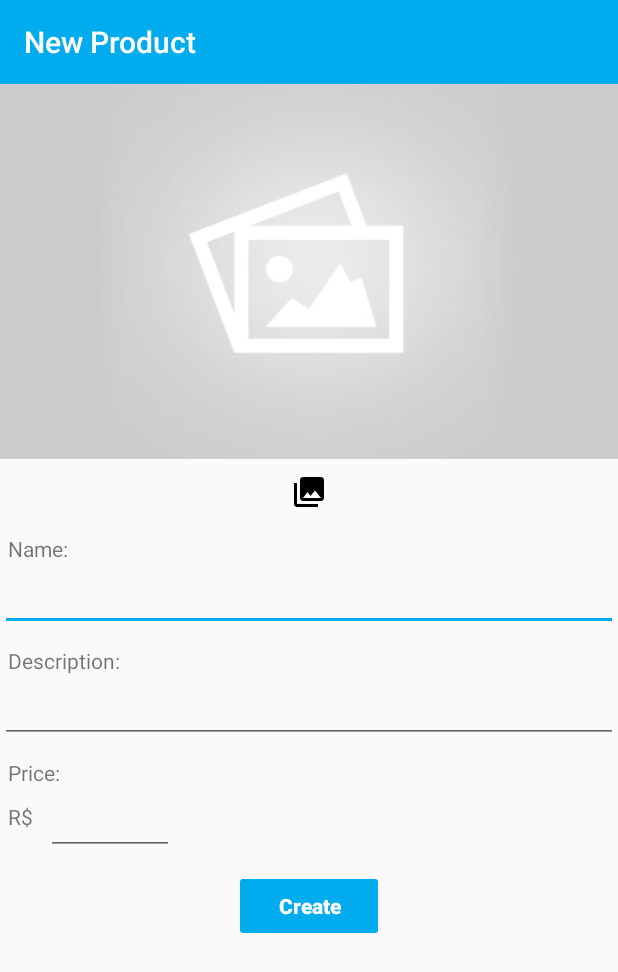
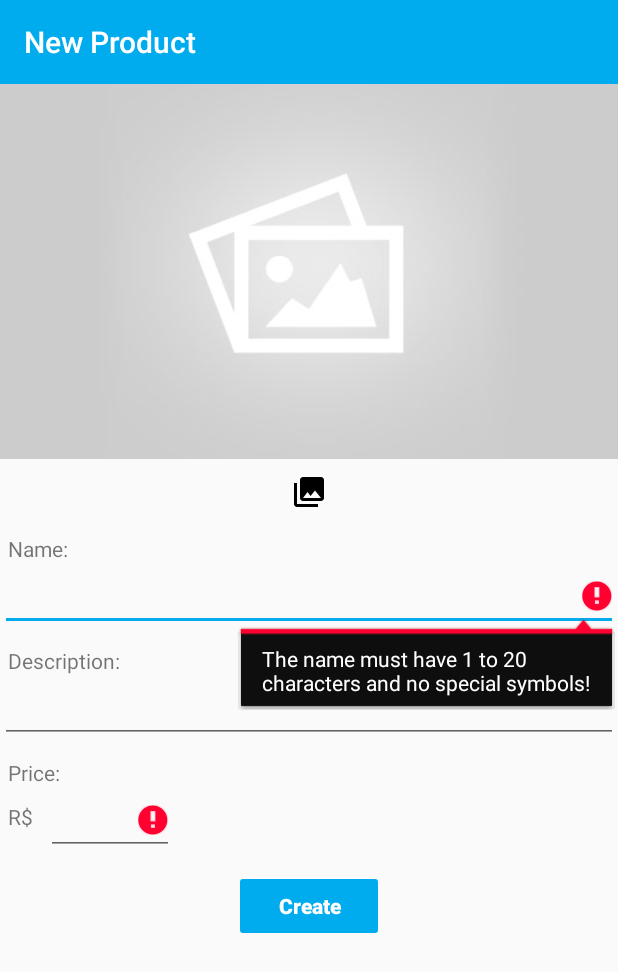
Before and after one commit to Benardi/ISellHere-Client, an Android app: the AddProductActivity screen opened directly, with no data from a screen before it, after a tap on "Create", on a phone screen of 412 x 824 dp. Shown: the top 972 px of the screen. Run offline under Robolectric (Android 15) with nearby library versions, the light colour scheme and no system bars; our stand-ins replace Timber, Volley; 1 statement that could not run was skipped.

Commit message:
Minor changes.

```diff
--- a/app/src/main/java/com/example/grupoes/projetoes/domain/interactors/impl/AddPointInteractorImpl.java
+++ b/app/src/main/java/com/example/grupoes/projetoes/domain/interactors/impl/AddPointInteractorImpl.java
@@ -64,7 +64,7 @@ public class AddPointInteractorImpl extends AbstractInteractor implements AddPoi
                     @Override
                     public void onErrorResponse(VolleyError error) {
                         error.printStackTrace();
-                        notifyError("It is all wrong.");
+                        notifyError("It was not possible to add the point. Try again later.");
                     }
                 });
     }
--- a/app/src/main/java/com/example/grupoes/projetoes/domain/interactors/impl/AddProductInteractorImpl.java
+++ b/app/src/main/java/com/example/grupoes/projetoes/domain/interactors/impl/AddProductInteractorImpl.java
@@ -67,7 +67,7 @@ public class AddProductInteractorImpl extends AbstractInteractor implements AddP
                     @Override
                     public void onErrorResponse(VolleyError error) {
                         error.printStackTrace();
-                        notifyError("It is all wrong.");
+                        notifyError("It was not possible to add the product. Verify your input.");
                     }
                 });
     }
--- a/app/src/main/java/com/example/grupoes/projetoes/domain/interactors/impl/DeletePointInteractorImpl.java
+++ b/app/src/main/java/com/example/grupoes/projetoes/domain/interactors/impl/DeletePointInteractorImpl.java
@@ -67,7 +67,7 @@ public class DeletePointInteractorImpl extends AbstractInteractor implements Del
                     @Override
                     public void onErrorResponse(VolleyError error) {
                         error.printStackTrace();
-                        notifyError("It is all wrong.");
+                        notifyError("It was not possible to delete the point. Try again later.");
                     }
                 });
     }
--- a/app/src/main/java/com/example/grupoes/projetoes/domain/interactors/impl/DeleteProductInteractorImpl.java
+++ b/app/src/main/java/com/example/grupoes/projetoes/domain/interactors/impl/DeleteProductInteractorImpl.java
@@ -67,7 +67,7 @@ public class DeleteProductInteractorImpl extends AbstractInteractor implements D
                     @Override
                     public void onErrorResponse(VolleyError error) {
                         error.printStackTrace();
-                        notifyError("It is all wrong.");
+                        notifyError("It was not possible to delete the product. Try again later.");
                     }
                 });
     }
--- a/app/src/main/java/com/example/grupoes/projetoes/domain/interactors/impl/EditPasswordInteractorImpl.java
+++ b/app/src/main/java/com/example/grupoes/projetoes/domain/interactors/impl/EditPasswordInteractorImpl.java
@@ -67,7 +67,7 @@ public class EditPasswordInteractorImpl extends AbstractInteractor implements Ed
                     @Override
                     public void onErrorResponse(VolleyError error) {
                         error.printStackTrace();
-                        notifyError("It is all wrong.");
+                        notifyError("It was not possible to change the password. Try again later.");
                     }
                 });
     }
--- a/app/src/main/java/com/example/grupoes/projetoes/domain/interactors/impl/EditPointInteractorImpl.java
+++ b/app/src/main/java/com/example/grupoes/projetoes/domain/interactors/impl/EditPointInteractorImpl.java
@@ -71,7 +71,7 @@ public class EditPointInteractorImpl extends AbstractInteractor implements EditP
                     @Override
                     public void onErrorResponse(VolleyError error) {
                         error.printStackTrace();
-                        notifyError("It is all wrong.");
+                        notifyError("It was not possible to edit the point. Try again later.");
                     }
                 });
     }
--- a/app/src/main/java/com/example/grupoes/projetoes/domain/interactors/impl/EditProductInteractorImpl.java
+++ b/app/src/main/java/com/example/grupoes/projetoes/domain/interactors/impl/EditProductInteractorImpl.java
@@ -67,7 +67,7 @@ public class EditProductInteractorImpl extends AbstractInteractor implements Edi
                     @Override
                     public void onErrorResponse(VolleyError error) {
                         error.printStackTrace();
-                        notifyError("It is all wrong.");
+                        notifyError("It was not possible to edit the product. Try again later.");
                     }
                 });
     }
--- a/app/src/main/java/com/example/grupoes/projetoes/domain/interactors/impl/GetPointsInteractorImpl.java
+++ b/app/src/main/java/com/example/grupoes/projetoes/domain/interactors/impl/GetPointsInteractorImpl.java
@@ -94,7 +94,7 @@ public class GetPointsInteractorImpl extends AbstractInteractor implements GetPo
                     @Override
                     public void onErrorResponse(VolleyError error) {
                         error.printStackTrace();
-                        notifyError("It is all wrong");
+                        notifyError("It was not possible to retrieve the points. Try again later.");
                     }
 
                 });
--- a/app/src/main/java/com/example/grupoes/projetoes/domain/interactors/impl/GetProductsInteractorImpl.java
+++ b/app/src/main/java/com/example/grupoes/projetoes/domain/interactors/impl/GetProductsInteractorImpl.java
@@ -92,7 +92,7 @@ public class GetProductsInteractorImpl extends AbstractInteractor implements Get
                     @Override
                     public void onErrorResponse(VolleyError error) {
                         error.printStackTrace();
-                        notifyError("It is all wrong");
+                        notifyError("It was not possible to retrieve the products. Try again later.");
                     }
 
                 });
--- a/app/src/main/java/com/example/grupoes/projetoes/domain/interactors/impl/LoginInteractorImpl.java
+++ b/app/src/main/java/com/example/grupoes/projetoes/domain/interactors/impl/LoginInteractorImpl.java
@@ -87,7 +87,7 @@ public class LoginInteractorImpl extends AbstractInteractor implements LoginInte
                     @Override
                     public void onErrorResponse(VolleyError error) {
                         error.printStackTrace();
-                        notifyError("It is all wrong");
+                        notifyError("Invalid account. Try another time...");
                     }
 
                 });
--- a/app/src/main/java/com/example/grupoes/projetoes/domain/interactors/impl/RegistrationInteractorImpl.java
+++ b/app/src/main/java/com/example/grupoes/projetoes/domain/interactors/impl/RegistrationInteractorImpl.java
@@ -63,7 +63,7 @@ public class RegistrationInteractorImpl extends AbstractInteractor implements Re
                     @Override
                     public void onErrorResponse(VolleyError error) {
                         error.printStackTrace();
-                        notifyError("It is all wrong");
+                        notifyError("It was not possible to create the user. Try a different username and email.");
                     }
 
                 });
--- a/app/src/main/java/com/example/grupoes/projetoes/presentation/presenters/api/AddProductPresenter.java
+++ b/app/src/main/java/com/example/grupoes/projetoes/presentation/presenters/api/AddProductPresenter.java
@@ -14,7 +14,8 @@ public interface AddProductPresenter extends BasePresenter {
     interface View extends BaseView {
         void onSuccessfulAdd();
         void onInvalidInput(List<InvalidInput> invalidInputs);
+        void setPresenter(AddProductPresenter presenter);
     }
 
-    void requestAddProduct(AddProductBean bean);
+    void requestAddProduct(String creatorName, String pointOfSale, String nameProduct, String descriptionProduct, String productPrice, String imageProduct);
 }
--- a/app/src/main/java/com/example/grupoes/projetoes/presentation/presenters/factory/PresenterFactory.java
+++ b/app/src/main/java/com/example/grupoes/projetoes/presentation/presenters/factory/PresenterFactory.java
@@ -2,6 +2,7 @@ package com.example.grupoes.projetoes.presentation.presenters.factory;
 
 import com.example.grupoes.projetoes.domain.executor.impl.ThreadExecutor;
 import com.example.grupoes.projetoes.presentation.presenters.api.AddPointFragmentPresenter;
+import com.example.grupoes.projetoes.presentation.presenters.api.AddProductPresenter;
 import com.example.grupoes.projetoes.presentation.presenters.api.EditPointPresenter;
 import com.example.grupoes.projetoes.presentation.presenters.api.EditProductPresenter;
 import com.example.grupoes.projetoes.presentation.presenters.api.LoginPresenter;
@@ -11,6 +12,7 @@ import com.example.grupoes.projetoes.presentation.presenters.api.ViewMapFragment
 import com.example.grupoes.projetoes.presentation.presenters.api.ViewPointPresenter;
 import com.example.grupoes.projetoes.presentation.presenters.api.ViewProductPresenter;
 import com.example.grupoes.projetoes.presentation.presenters.impl.AddPointFragmentPresenterImpl;
+import com.example.grupoes.projetoes.presentation.presenters.impl.AddProductPresenterImpl;
 import com.example.grupoes.projetoes.presentation.presenters.impl.EditPointPresenterImpl;
 import com.example.grupoes.projetoes.presentation.presenters.impl.EditProductPresenterImpl;
 import com.example.grupoes.projetoes.presentation.presenters.impl.LoginPresenterImpl;
@@ -75,4 +77,8 @@ public class PresenterFactory {
     public ViewProductPresenter createViewProductPresenter(ViewProductPresenter.View view) {
         return new ViewProductPresenterImpl(ThreadExecutor.getInstance(), MainThreadImpl.getInstance(), view);
     }
+
+    public AddProductPresenter createAddProductPresenter(AddProductPresenter.View view) {
+        return new AddProductPresenterImpl(ThreadExecutor.getInstance(), MainThreadImpl.getInstance(), view);
+    }
 }
--- a/app/src/main/java/com/example/grupoes/projetoes/presentation/presenters/impl/AddProductPresenterImpl.java
+++ b/app/src/main/java/com/example/grupoes/projetoes/presentation/presenters/impl/AddProductPresenterImpl.java
@@ -1,4 +1,6 @@
 package com.example.grupoes.projetoes.presentation.presenters.impl;
+
+import android.util.Log;
 
 import com.example.grupoes.projetoes.beans.AddPointOfSaleBean;
 import com.example.grupoes.projetoes.beans.AddProductBean;
@@ -8,6 +10,8 @@ import com.example.grupoes.projetoes.domain.interactors.api.AddPointInteractor;
 import com.example.grupoes.projetoes.domain.interactors.api.AddProductInteractor;
 import com.example.grupoes.projetoes.domain.interactors.impl.AddPointInteractorImpl;
 import com.example.grupoes.projetoes.domain.interactors.impl.AddProductInteractorImpl;
+import com.example.grupoes.projetoes.domain.repository.ProductsRepository;
+import com.example.grupoes.projetoes.models.Product;
 import com.example.grupoes.projetoes.presentation.presenters.api.AddPointFragmentPresenter;
 import com.example.grupoes.projetoes.presentation.presenters.api.AddProductPresenter;
 import com.example.grupoes.projetoes.presentation.presenters.base.AbstractPresenter;
@@ -35,6 +39,8 @@ public class AddProductPresenterImpl extends AbstractPresenter implements AddPro
         this.executor = executor;
         this.mainThread = mainThread;
         this.isRunningAddProduct = false;
+
+        view.setPresenter(this);
     }
 
     @Override
@@ -76,9 +82,11 @@ public class AddProductPresenterImpl extends AbstractPresenter implements AddPro
 
 
     @Override
-    public void requestAddProduct(AddProductBean bean) {
+    public void requestAddProduct(String creatorName, String pointOfSale, String nameProduct, String descriptionProduct, String productPrice, String imageProduct) {
         if (!isRunningAddProduct) {
             List<InvalidInput> invalidInputs = new ArrayList<>();
+
+            AddProductBean bean = new AddProductBean(creatorName, pointOfSale, nameProduct, descriptionProduct, productPrice, imageProduct);
 
             if (InputValidator.isNameInvalid(bean.getProductName())) {
                 invalidInputs.add(new InvalidInput(InputType.ADDPRODUCT_NAME, "The name must have 1 to 20 characters and no special symbols!"));
@@ -89,13 +97,14 @@ public class AddProductPresenterImpl extends AbstractPresenter implements AddPro
             }
 
             if (InputValidator.isPriceInvalid(bean.getProductPrice())) {
-                invalidInputs.add(new InvalidInput(InputType.ADDPRODUCT_PRICE, "Invalid price. Example of valid price: 100,00"));
+                invalidInputs.add(new InvalidInput(InputType.ADDPRODUCT_PRICE, "Invalid price. Example of valid price: 100.00"));
             }
 
             if (invalidInputs.size() == 0) {
                 isRunningAddProduct = true;
                 AddProductInteractor interactor = new AddProductInteractorImpl(executor, mainThread, this, bean);
                 interactor.execute();
+                ProductsRepository.getInstance().getProducts().get(pointOfSale).add(new Product(bean.getCreator(), pointOfSale, bean.getProductName(), bean.getProductComment(), Double.parseDouble(bean.getProductPrice()), bean.getProductImage()));
             } else {
                 view.onInvalidInput(invalidInputs);
             }
--- a/app/src/main/java/com/example/grupoes/projetoes/presentation/presenters/impl/EditProductPresenterImpl.java
+++ b/app/src/main/java/com/example/grupoes/projetoes/presentation/presenters/impl/EditProductPresenterImpl.java
@@ -90,7 +90,7 @@ public class EditProductPresenterImpl extends AbstractPresenter implements EditP
             }
 
             if (InputValidator.isPriceInvalid(bean.getProductPrice())) {
-                invalidInputs.add(new InvalidInput(InputType.ADDPRODUCT_PRICE, "Invalid price. Example of valid price: 100,00"));
+                invalidInputs.add(new InvalidInput(InputType.ADDPRODUCT_PRICE, "Invalid price. Example of valid price: 100.00"));
             }
 
             if (invalidInputs.size() == 0) {
--- a/app/src/main/java/com/example/grupoes/projetoes/presentation/ui/activities/AddProductActivity.java
+++ b/app/src/main/java/com/example/grupoes/projetoes/presentation/ui/activities/AddProductActivity.java
@@ -28,25 +28,38 @@ import com.example.grupoes.projetoes.beans.AddProductBean;
 import com.example.grupoes.projetoes.domain.repository.ProductsRepository;
 import com.example.grupoes.projetoes.localstorage.SessionStorage;
 import com.example.grupoes.projetoes.models.Product;
+import com.example.grupoes.projetoes.presentation.presenters.api.AddProductPresenter;
+import com.example.grupoes.projetoes.presentation.presenters.factory.PresenterFactory;
 import com.example.grupoes.projetoes.request_handlers.ProductHandler;
+import com.example.grupoes.projetoes.util.InputType;
+import com.example.grupoes.projetoes.util.InvalidInput;
 import com.example.grupoes.projetoes.util.UtilOperations;
 
 import org.json.JSONObject;
 
-public class AddProductActivity extends AppCompatActivity {
+import java.util.List;
+
+public class AddProductActivity extends AppCompatActivity implements AddProductPresenter.View {
 
     private static final int RESULT_LOAD_IMAGE = 1;
-    ImageView productImage;
-    EditText productName;
-    EditText productDescription;
-    Button selectImage;
-    Button createPoduct;
-    EditText productPrice;
-    String pointOfSale;
+    private ImageView productImage;
+    private EditText productName;
+    private EditText productDescription;
+    private Button selectImage;
+    private Button createPoduct;
+    private EditText productPrice;
+    private String pointOfSale;
+
+    private AddProductPresenter presenter;
+    private AddProductBean bean;
+
     @Override
     protected void onCreate(Bundle savedInstanceState) {
         super.onCreate(savedInstanceState);
         setContentView(R.layout.activity_add_product);
+
+        PresenterFactory.getInstance().createAddProductPresenter(this);
+
         if (ContextCompat.checkSelfPermission(this, Manifest.permission.READ_EXTERNAL_STORAGE) != PackageManager.PERMISSION_GRANTED) {
             ActivityCompat.requestPermissions(this, new String[]{Manifest.permission.READ_EXTERNAL_STORAGE}, 2);
         }
@@ -80,21 +93,16 @@ public class AddProductActivity extends AppCompatActivity {
             createPoduct.setOnClickListener(new View.OnClickListener() {
                 @Override
                 public void onClick(View v) {
-                    if(productName.getText().toString().equals("") || productDescription.getText().toString().equals("") || productPrice.getText().toString().equals("")){
-                        Toast.makeText(getApplicationContext(), "Field cannot be empty!", Toast.LENGTH_LONG).show();
-                    }else{
-
                         SessionStorage storage =  new SessionStorage(ISellHereApplication.getInstance());
 
                         final String creatorName = storage.getLoggedUser().getUsername();
                         final String nameProduct = productName.getText().toString();
                         final String descriptionProduct = productDescription.getText().toString();
                         final String imageProduct = UtilOperations.bitMapToString(((BitmapDrawable)productImage.getDrawable()).getBitmap());
-                        final double priceProduct = Double.parseDouble(String.valueOf(productPrice.getText().toString()));
 
-                        final AddProductBean productBean = new AddProductBean(creatorName, pointOfSale, nameProduct, descriptionProduct, String.valueOf(priceProduct), imageProduct);
+                        presenter.requestAddProduct(creatorName, pointOfSale, nameProduct, descriptionProduct, productPrice.getText().toString(), imageProduct);
 
-                        ProductHandler.getInstance().requestAddProduct(productBean,
+                        /*ProductHandler.getInstance().requestAddProduct(productBean,
                                 new SessionStorage(ISellHereApplication.getInstance()).getToken(),
                                 new Response.Listener<JSONObject>() {
                                     @Override
@@ -120,9 +128,9 @@ public class AddProductActivity extends AppCompatActivity {
                                         }
                                     }
                                 }
-                        );
+                        );*/
+
                     }
-                }
             });
 
         }
@@ -148,4 +156,41 @@ public class AddProductActivity extends AppCompatActivity {
             }
 
         }
+
+    @Override
+    public void onSuccessfulAdd() {
+        Toast.makeText(getApplicationContext(), "You have successfully created a product.", Toast.LENGTH_LONG).show();
+        Intent i = new Intent(AddProductActivity.this, ProductActivity.class);
+        i.setFlags(Intent.FLAG_ACTIVITY_CLEAR_TOP);
+        i.putExtra("PRODUCT_NAME", productName.getText().toString());
+        i.putExtra("POINT_NAME", pointOfSale);
+        startActivity(i);
+        finish();
+    }
+
+    @Override
+    public void onInvalidInput(List<InvalidInput> invalidInputs) {
+        for (InvalidInput invalidInput : invalidInputs) {
+            InputType type = invalidInput.getType();
+            String error = invalidInput.getError();
+
+            if (type == InputType.ADDPRODUCT_NAME) {
+                productName.setError(error);
+            } else if (type == InputType.ADDPRODUCT_DESCRIPTION) {
+                productDescription.setError(error);
+            } else if (type == InputType.ADDPRODUCT_PRICE) {
+                productPrice.setError(error);
+            }
+        }
+    }
+
+    @Override
+    public void setPresenter(AddProductPresenter presenter) {
+        this.presenter = presenter;
+    }
+
+    @Override
+    public void showError(String message) {
+        Toast.makeText(this, message, Toast.LENGTH_LONG);
+    }
 }
--- a/app/src/main/java/com/example/grupoes/projetoes/util/InputValidator.java
+++ b/app/src/main/java/com/example/grupoes/projetoes/util/InputValidator.java
@@ -12,7 +12,7 @@ public class InputValidator {
     public static final String EMAIL_REGEXP = "^[_A-Za-z0-9-\\+]+(\\.[_A-Za-z0-9-]+)*@" + "[A-Za-z0-9-]+(\\.[A-Za-z0-9]+)*(\\.[A-Za-z]{2,})$";
     public static final String NAME_REGEXP = "^[a-zA-Z0-9à-úÀ-Ú .,!?_-]{1,20}$";
     public static final String DESCRIPTION_REGEXP = "^[a-zA-Z0-9à-úÀ-Ú .,!?_-]{0,255}$";
-    public static final String PRICE_REGEXP = "^[0-9,.]{1,6}$";
+    public static final String PRICE_REGEXP = "^[0-9.]{1,6}$";
 
     public static boolean isEmailInvalid(String email) {
         return isEmpty(email) || !Pattern.matches(EMAIL_REGEXP, email);
@@ -38,7 +38,7 @@ public class InputValidator {
         try {
             Double.parseDouble(price);
         } catch(Exception e) {
-            return false;
+            return true;
         }
 
         return isEmpty(price) || !Pattern.matches(PRICE_REGEXP, price);
```
